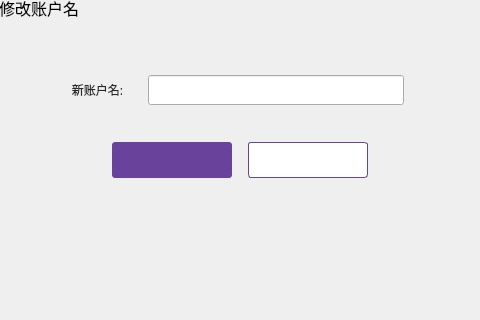
Above: dialog/renamedialog.ui from cdcchain/cdc-wallet-qt before the change; both pictures show x 247 to 727 and y 178 to 498 of the 960 by 580 pixel window. Below: the same form after it.
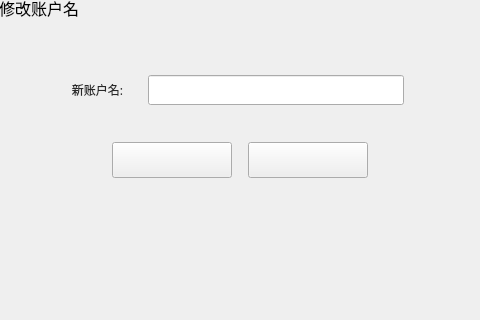
That is the form after the change.

The edit to the form file:
```diff
--- a/dialog/renamedialog.ui
+++ b/dialog/renamedialog.ui
@@ -49,8 +49,7 @@
       <cursorShape>PointingHandCursor</cursorShape>
      </property>
      <property name="styleSheet">
-      <string notr="true">QToolButton{background-color:#ffffff;color:#484848;border:1px solid rgb(105,67,155);border-radius:3px;}
-QToolButton:hover{color:rgb(105,67,155);}</string>
+      <string notr="true"/>
      </property>
      <property name="text">
       <string/>
@@ -88,9 +87,7 @@
       <cursorShape>PointingHandCursor</cursorShape>
      </property>
      <property name="styleSheet">
-      <string notr="true">QToolButton{background-color:rgb(105,67,155);color:#ffffff;border:none;border-radius:3px;}
-QToolButton:hover{background-color:rgb(125,87,180);}
-QToolButton:disabled{background-color:#cecece;}</string>
+      <string notr="true"/>
      </property>
      <property name="text">
       <string/>
```
